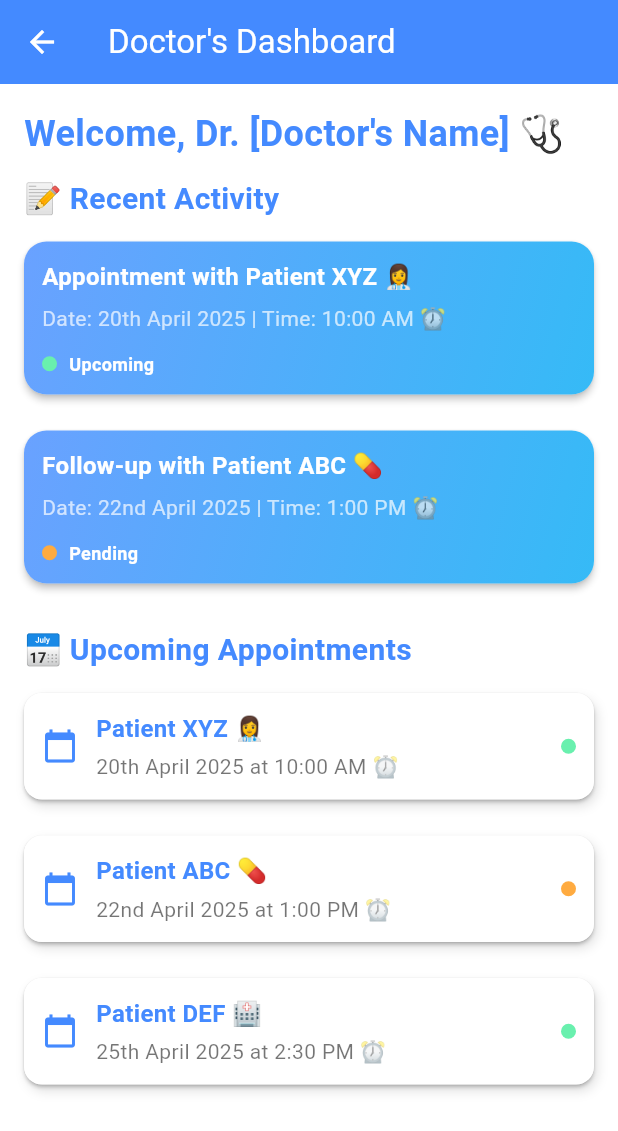
After one commit to Yusof-Antar/health_guard, a Flutter app: the DoctorHomePage screen opened directly, on a phone screen of 412 x 824 dp. The commit adds this screen. Shown: the top 1131 px of the screen. Run offline on Flutter 3.47's test engine with Material 3 defaults, Android fonts, the phone set to English and light mode, and no system bars; our stand-ins replace flutter_dotenv; Roboto replaces fonts that are missing (FunkyFont).

Commit message:
Everything TIll now

```diff
--- a/lib/pages/auth/login_page.dart
+++ b/lib/pages/auth/login_page.dart
@@ -3,7 +3,7 @@ import 'package:flutter/material.dart';
 import 'package:http/http.dart' as http;
 import 'package:health_guard/pages/patient/patient_main_page.dart';
 import 'register_page.dart';
-import '../home/doctor_dashboard.dart';
+import '../doctor/doctor_main_page.dart';
 import 'package:flutter_dotenv/flutter_dotenv.dart';
 
 class LoginPage extends StatelessWidget {
@@ -68,7 +68,7 @@ class LoginPage extends StatelessWidget {
                                 final role = data['user']['role'];
 
                                 if (role == 'doctor') {
-                                  Navigator.of(context).pushReplacement(MaterialPageRoute(builder: (_) => const DoctorDashboard()));
+                                  Navigator.of(context).pushReplacement(MaterialPageRoute(builder: (_) => const DoctorMainPage()));
                                 } else if (role == 'patient') {
                                   Navigator.of(context).pushReplacement(MaterialPageRoute(builder: (_) => const PatientMainPage()));
                                 } else {
--- /dev/null
+++ b/lib/pages/doctor/doctor_home_page.dart
@@ -0,0 +1,208 @@
+import 'package:flutter/material.dart';
+
+class DoctorHomePage extends StatelessWidget {
+  const DoctorHomePage({super.key});
+
+  @override
+  Widget build(BuildContext context) {
+    return Scaffold(
+      appBar: AppBar(
+        foregroundColor: Colors.white,
+        title: const Text("Doctor's Dashboard"),
+        backgroundColor: Colors.blueAccent, // Blue primary color
+        elevation: 0,
+      ),
+      body: Padding(
+        padding: const EdgeInsets.all(16.0),
+        child: SingleChildScrollView(
+          child: Column(
+            crossAxisAlignment: CrossAxisAlignment.start,
+            children: [
+              // Welcome text with doctor's name and emoji
+              const Text(
+                "Welcome, Dr. [Doctor's Name] 🩺",
+                style: TextStyle(
+                  fontSize: 24,
+                  fontWeight: FontWeight.bold,
+                  color: Colors.blueAccent, // Blue color for the text
+                  fontFamily: 'FunkyFont', // Playful Font
+                ),
+              ),
+              const SizedBox(height: 12),
+
+              // Recent Activity Section with emojis
+              _buildSectionTitle("📝 Recent Activity"),
+              const SizedBox(height: 8),
+              _buildActivityCard(
+                title: "Appointment with Patient XYZ 👩‍⚕️",
+                subtitle: "Date: 20th April 2025 | Time: 10:00 AM ⏰",
+                onTap: () {
+                  // Navigate to appointment details
+                },
+                statusColor: Colors.greenAccent, // Status color: Green for upcoming
+              ),
+              const SizedBox(height: 12),
+
+              _buildActivityCard(
+                title: "Follow-up with Patient ABC 💊",
+                subtitle: "Date: 22nd April 2025 | Time: 1:00 PM ⏰",
+                onTap: () {
+                  // Navigate to appointment details
+                },
+                statusColor: Colors.orangeAccent, // Status color: Orange for pending
+              ),
+
+              const SizedBox(height: 24),
+
+              // Upcoming Appointments Section with emojis
+              _buildSectionTitle("📅 Upcoming Appointments"),
+              const SizedBox(height: 8),
+              _buildUpcomingAppointmentsList(),
+
+              const SizedBox(height: 24),
+            ],
+          ),
+        ),
+      ),
+    );
+  }
+
+  // Widget to build section titles with emojis
+  Widget _buildSectionTitle(String title) {
+    return Text(
+      title,
+      style: const TextStyle(
+        fontSize: 20,
+        fontWeight: FontWeight.w600,
+        color: Colors.blueAccent, // Blue color for section titles
+        fontFamily: 'FunkyFont',
+      ),
+    );
+  }
+
+  // Widget for activity cards (recent appointments or tasks)
+  Widget _buildActivityCard({
+    required String title,
+    required String subtitle,
+    required VoidCallback onTap,
+    required Color statusColor, // Status color for the appointment status
+  }) {
+    return Card(
+      elevation: 2,
+      shape: RoundedRectangleBorder(borderRadius: BorderRadius.circular(15)),
+      margin: const EdgeInsets.symmetric(vertical: 6),
+      child: InkWell(
+        onTap: onTap,
+        child: Container(
+          padding: const EdgeInsets.all(12),
+          decoration: BoxDecoration(
+            borderRadius: BorderRadius.circular(15),
+            gradient: LinearGradient(
+              colors: [Colors.blueAccent.withOpacity(0.8), Colors.lightBlue.withOpacity(0.8)], // Blue gradient
+              begin: Alignment.topLeft,
+              end: Alignment.bottomRight,
+            ),
+          ),
+          child: Column(
+            crossAxisAlignment: CrossAxisAlignment.start,
+            children: [
+              Text(title, style: const TextStyle(fontSize: 16, fontWeight: FontWeight.w600, color: Colors.white, fontFamily: 'FunkyFont')),
+              const SizedBox(height: 6),
+              Text(subtitle, style: const TextStyle(fontSize: 14, color: Colors.white70, fontFamily: 'FunkyFont')),
+              const SizedBox(height: 12),
+              Row(
+                children: [
+                  Container(
+                    width: 10,
+                    height: 10,
+                    decoration: BoxDecoration(
+                      color: statusColor, // Circle with status color
+                      shape: BoxShape.circle,
+                    ),
+                  ),
+                  const SizedBox(width: 8),
+                  Text(statusColor == Colors.greenAccent ? "Upcoming" : "Pending", style: TextStyle(color: Colors.white, fontWeight: FontWeight.w600, fontSize: 12)),
+                ],
+              ),
+            ],
+          ),
+        ),
+      ),
+    );
+  }
+
+  // Widget to build the upcoming appointments list
+  Widget _buildUpcomingAppointmentsList() {
+    return Column(
+      children: [
+        _buildUpcomingAppointmentCard(
+          patientName: "Patient XYZ 👩‍⚕️",
+          appointmentDate: "20th April 2025",
+          appointmentTime: "10:00 AM ⏰",
+          statusColor: Colors.greenAccent, // Status: upcoming
+        ),
+        const SizedBox(height: 12),
+        _buildUpcomingAppointmentCard(
+          patientName: "Patient ABC 💊",
+          appointmentDate: "22nd April 2025",
+          appointmentTime: "1:00 PM ⏰",
+          statusColor: Colors.orangeAccent, // Status: pending
+        ),
+        const SizedBox(height: 12),
+        _buildUpcomingAppointmentCard(
+          patientName: "Patient DEF 🏥",
+          appointmentDate: "25th April 2025",
+          appointmentTime: "2:30 PM ⏰",
+          statusColor: Colors.greenAccent, // Status: upcoming
+        ),
+      ],
+    );
+  }
+
+  // Widget to build individual upcoming appointment cards with status colors
+  Widget _buildUpcomingAppointmentCard({
+    required String patientName,
+    required String appointmentDate,
+    required String appointmentTime,
+    required Color statusColor, // Status color for the appointment
+  }) {
+    return Card(
+      elevation: 1,
+      shape: RoundedRectangleBorder(borderRadius: BorderRadius.circular(12)),
+      margin: const EdgeInsets.symmetric(vertical: 6),
+      child: InkWell(
+        onTap: () {
+          // Navigate to appointment details
+        },
+        child: Container(
+          padding: const EdgeInsets.all(12),
+          decoration: BoxDecoration(borderRadius: BorderRadius.circular(12), color: Colors.white, boxShadow: [BoxShadow(color: Colors.black12, offset: Offset(2, 4), blurRadius: 6)]),
+          child: Row(
+            children: [
+              const Icon(Icons.calendar_today, color: Colors.blueAccent), // Blue calendar icon
+              const SizedBox(width: 12),
+              Expanded(
+                child: Column(
+                  crossAxisAlignment: CrossAxisAlignment.start,
+                  children: [
+                    Text(patientName, style: const TextStyle(fontSize: 16, fontWeight: FontWeight.bold, color: Colors.blueAccent, fontFamily: 'FunkyFont')),
+                    const SizedBox(height: 4),
+                    Text('$appointmentDate at $appointmentTime', style: const TextStyle(fontSize: 14, color: Colors.black54, fontFamily: 'FunkyFont')),
+                  ],
+                ),
+              ),
+              Container(
+                width: 10,
+                height: 10,
+                decoration: BoxDecoration(
+                  color: statusColor, // Circle with status color
+                  shape: BoxShape.circle,
+                ),
+              ),
+            ],
+          ),
+        ),
+      ),
+    );
+  }
+}
```
Also changed, not shown: lib/pages/doctor/doctor_main_page.dart (added, +41 -0 lines), lib/pages/doctor/doctor_patients_page.dart (added, +46 -0 lines), lib/pages/doctor/doctor_profile_page.dart (added, +34 -0 lines), lib/pages/home/doctor_dashboard.dart (deleted, +0 -52 lines), lib/pages/home/patient_home.dart (deleted, +0 -183 lines), lib/pages/patient/medication_details_page.dart (added, +33 -0 lines), lib/pages/patient/medication_list_page.dart (+14 -41 lines), lib/pages/patient/patient_home_page.dart (+49 -9 lines), 2 other files.
